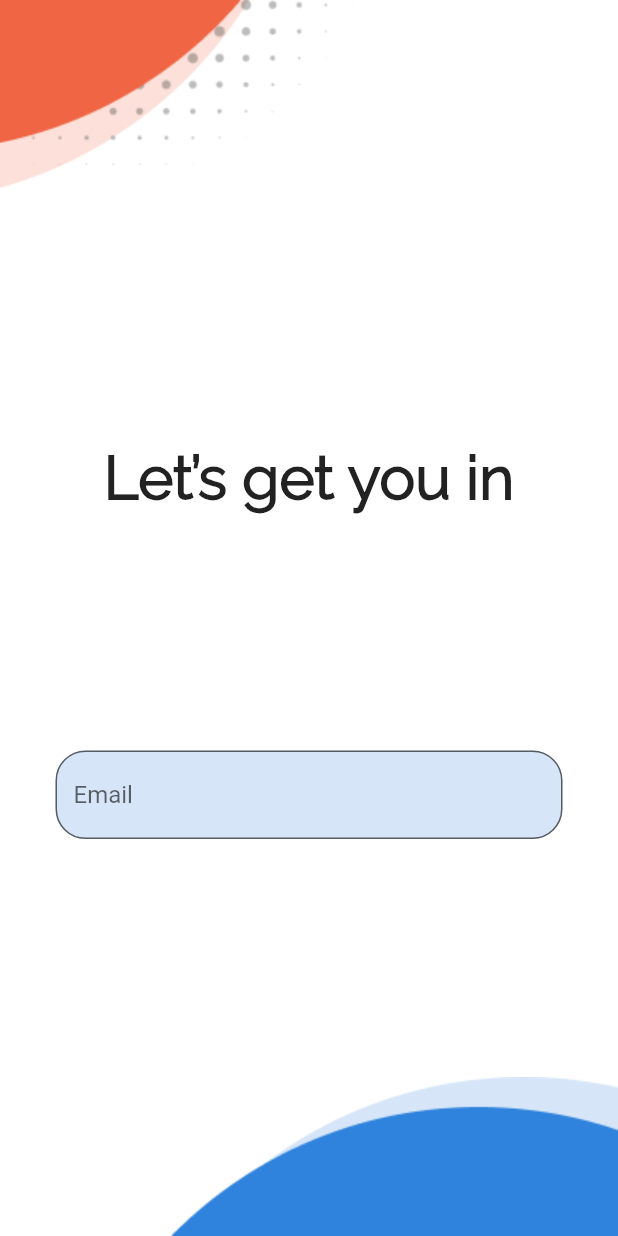
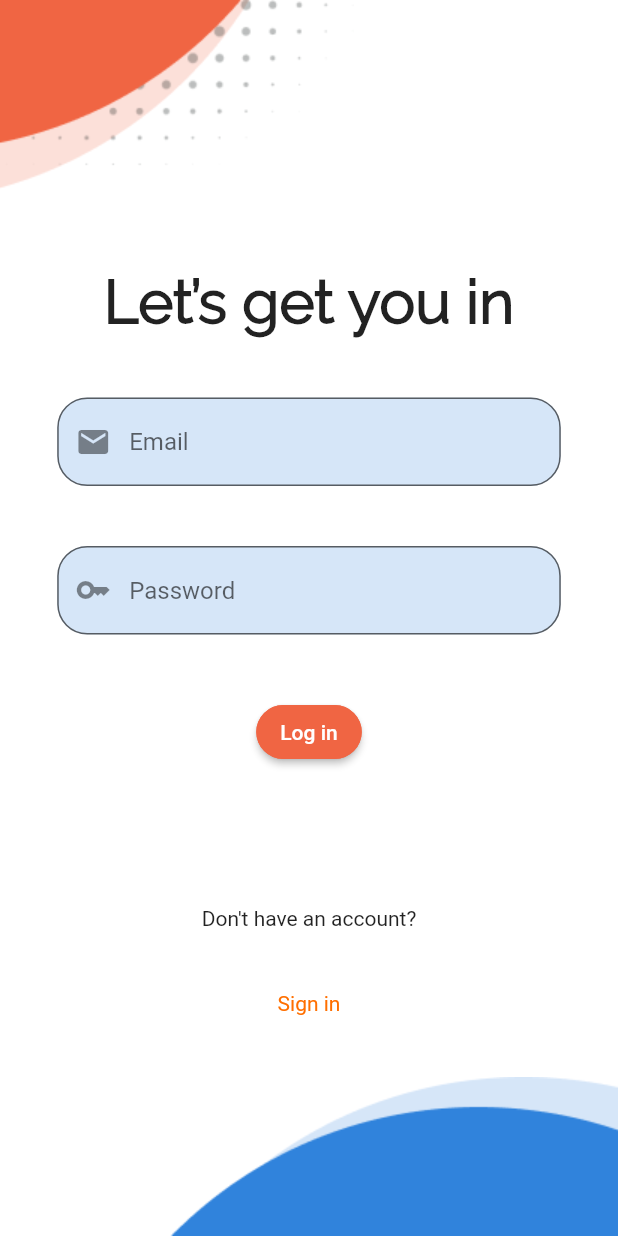
Before and after one commit to Becks-SmartHack/Inception_Doc, a Flutter app: the screen it shows after launch, after a tap on "Next", on a phone screen of 412 x 824 dp. Run offline on Flutter 3.47's test engine with Material 2 defaults, Android fonts, the phone set to English and light mode, and no system bars; our stand-ins replace carousel_slider, cloud_firestore, dio, firebase_auth, firebase_core, intro_slider; accounts and stored records are empty.

Commit message:
Login aprox done

```diff
--- a/structured_flutter_backend/lib/screens/login_page.dart
+++ b/structured_flutter_backend/lib/screens/login_page.dart
@@ -1,6 +1,7 @@
 import 'package:flutter/material.dart';
 import 'package:intro_slider/intro_slider.dart';
 import 'package:structured_flutter_backend/screens/splash.dart';
+import 'package:structured_flutter_backend/screens/carousel_screen.dart';
 
 class LoginPage extends StatefulWidget{
   const LoginPage ({Key? key, required this.title}) : super (key: key);
@@ -13,6 +14,18 @@ class LoginPage extends StatefulWidget{
 class _LoginPage  extends State<LoginPage>{
   @override
   Widget build(BuildContext context) {
+    var height = MediaQuery.of(context).size.height;
+    var width = MediaQuery.of(context).size.width;
+
+    void navigateCarouselScreen () {
+      Navigator.pushReplacement(
+          context,
+          MaterialPageRoute(
+              builder: (context) => CarouselScreen (
+              )
+          )
+      );
+    }
 
     return Scaffold(
       backgroundColor: Colors.white,
@@ -38,8 +51,10 @@ class _LoginPage  extends State<LoginPage>{
               ),
             ),
             Padding(
-                padding: EdgeInsets.fromLTRB(37, 0, 37, 0),
-                child: TextField(
+                padding: EdgeInsets.fromLTRB(100 * width / 1080 , 0, 100 * width / 1080, 0),
+                child: Column(
+                children:[
+                  TextField(
                   keyboardType: TextInputType.emailAddress,
                   decoration: InputDecoration(
                     filled: true,
@@ -49,9 +64,65 @@ class _LoginPage  extends State<LoginPage>{
                     ),
                     hintText: 'Email',
                     fillColor: Color.fromRGBO(48, 131, 220, 0.2),
+                    prefixIcon: Icon(Icons.email),
                   ),
                 ),
+                  SizedBox(height: 40),
+                  TextField(
+                    obscureText: true,
+                    keyboardType: TextInputType.emailAddress,
+                    decoration: InputDecoration(
+
+                      filled: true,
+                      border: OutlineInputBorder(
+                          borderRadius: BorderRadius.circular(20),
+                          borderSide: BorderSide(color: Color.fromRGBO(48, 131, 220, 0.2),)
+                      ),
+                      hintText: 'Password',
+                      fillColor: Color.fromRGBO(48, 131, 220, 0.2),
+                      prefixIcon: Icon(Icons.key),
+
+                    ),
+                  ),
+              ],
+              ),
             ),
+
+              ElevatedButton(
+                onPressed: navigateCarouselScreen,
+                  style: ButtonStyle(
+                      backgroundColor: MaterialStateProperty.resolveWith<Color?>(
+                  (Set<MaterialState> states) {
+
+              return Color.fromRGBO(240,101,67, 1);
+              },
+              ),
+
+                      shape: MaterialStateProperty.all<RoundedRectangleBorder>(
+                          RoundedRectangleBorder(
+                              borderRadius: BorderRadius.circular(18.0),
+                              side: BorderSide(color: Color.fromRGBO(240,101,67, 1))
+                          ),
+                      ),
+                  ),
+                  child: Text("Log in")
+                ),
+            SizedBox(width: 10, height: 10),
+            Text("Don't have an account?"),
+            GestureDetector(
+                onTap: () {
+                  Navigator.push<Widget>(
+                    context,
+                    MaterialPageRoute(
+                      builder: (context) => CarouselScreen(),
+                    ),
+                  );
+                },
+                child: Text( 'Sign in',
+                style: TextStyle(color: Colors.amber[900])
+                )
+            ),
+
             Row(
               mainAxisAlignment: MainAxisAlignment.end,
               children: [
@@ -59,7 +130,7 @@ class _LoginPage  extends State<LoginPage>{
                   'assets/Component4.png',
                 ),
               ],
-            )
+            ),
           ],
         ),
       ),
```
